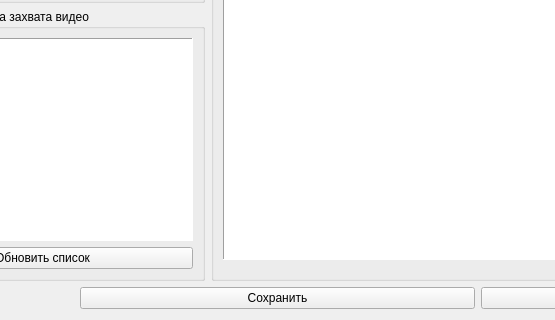
Fagear/SDVPCMdecoder, file capt_sel.ui: the form before one commit; both pictures show x 131 to 686 and y 268 to 588 of the 1017 by 588 pixel window.
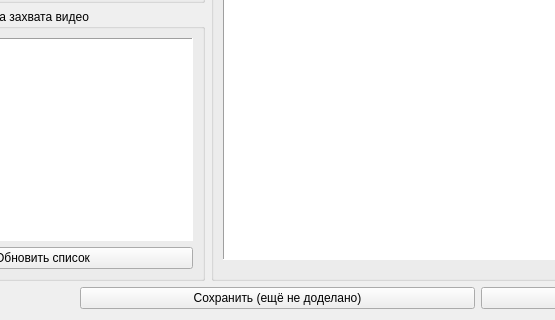
The form after the commit.

Diff of the .ui file:
```diff
--- a/capt_sel.ui
+++ b/capt_sel.ui
@@ -566,7 +566,7 @@
         <string>Функционал ещё не готов</string>
        </property>
        <property name="text">
-        <string>Сохранить</string>
+        <string>Сохранить (ещё не доделано)</string>
        </property>
       </widget>
      </item>
```
